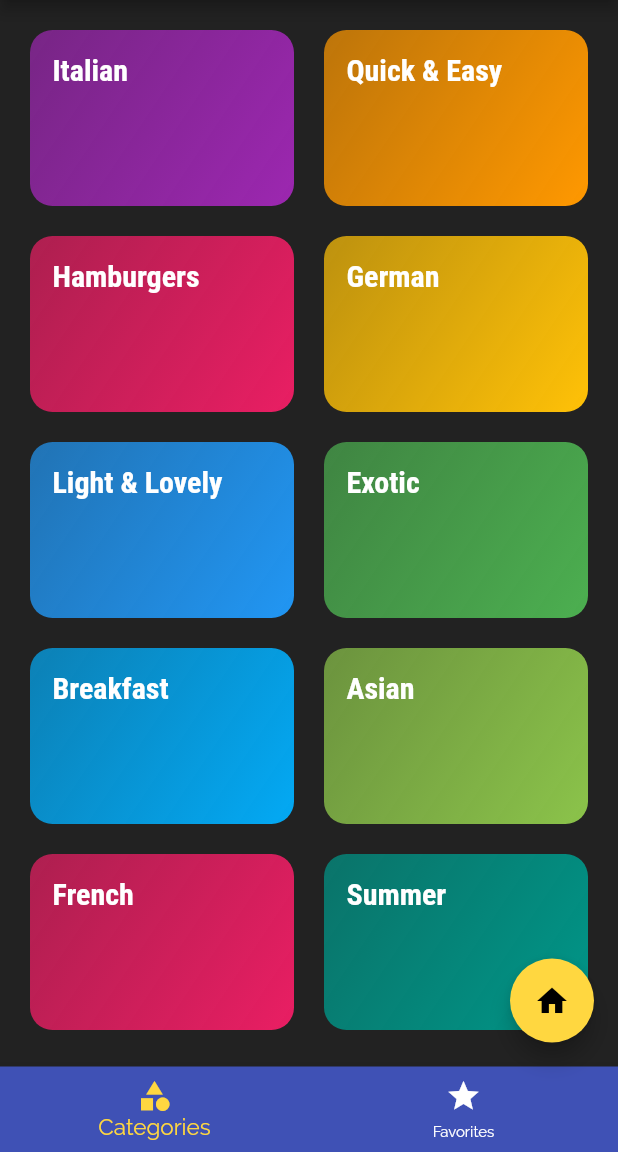
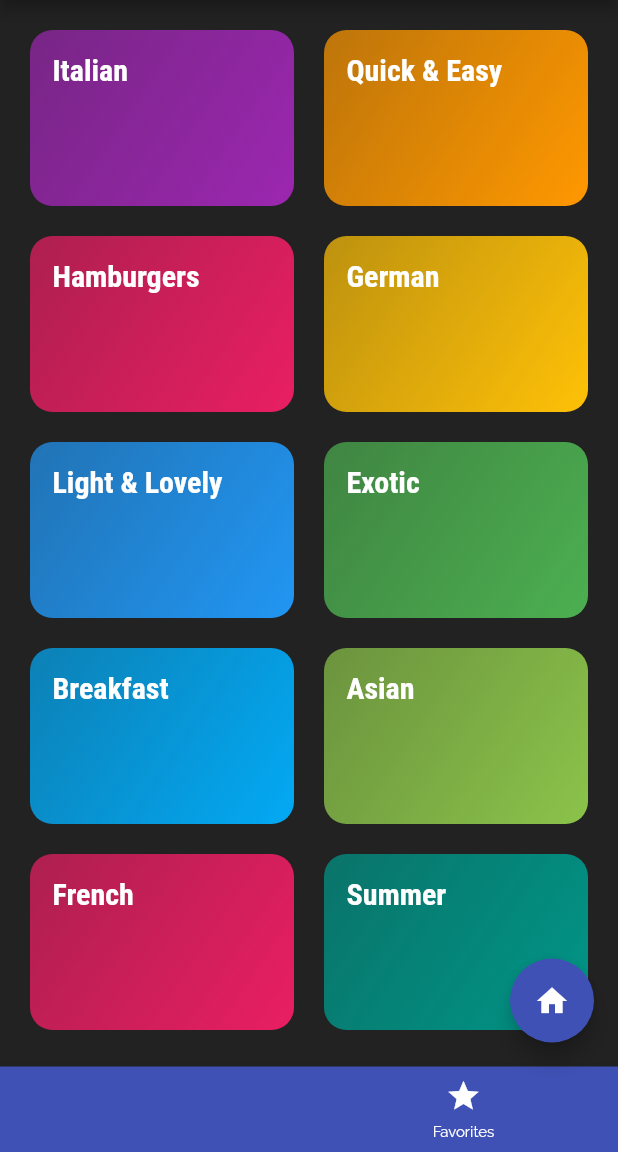
Before and after one commit to manlikeked1/Meal-App, a Flutter app: the screen it shows after launch, after a tap on "Go To Meals", on a phone screen of 412 x 824 dp, the part 84-1236 px from its top. Run offline on Flutter 3.47's test engine with Material 2 defaults, Android fonts, the phone set to English and light mode, and no system bars.

Commit message:
new commit

```diff
--- a/lib/main.dart
+++ b/lib/main.dart
@@ -79,7 +79,7 @@ class _MyAppState extends State<MyApp> {
 
           //This provides the primary color of the app
           primarySwatch: Colors.indigo,
-          accentColor: Colors.amberAccent,
+          // accentColor: Colors.amberAccent,
 
           //Provides the app with a dark mode
           canvasColor: Colors.black87,
```
